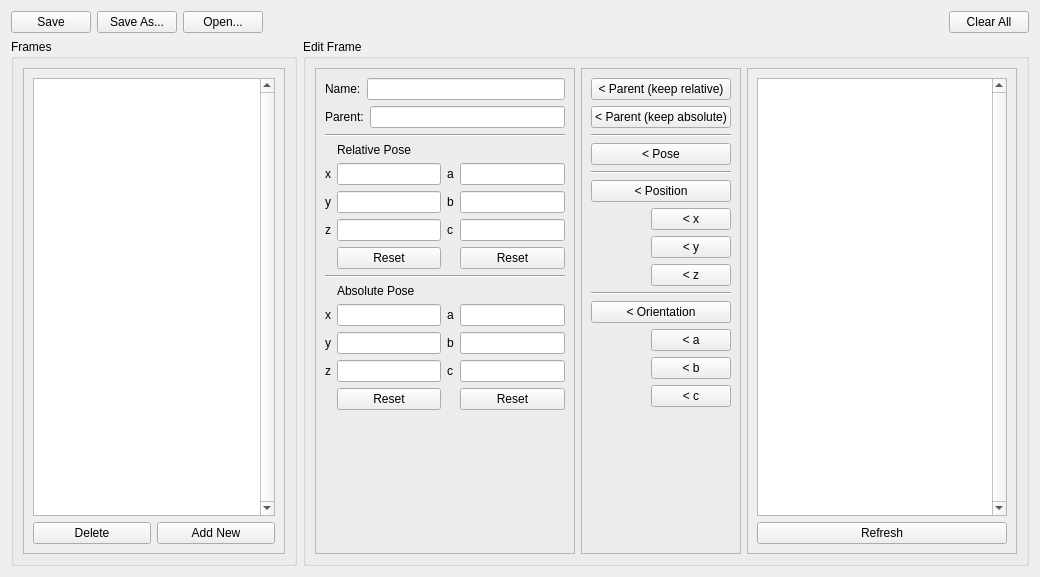
Above: frame_editor/src/frame_editor/FrameEditorGUI.ui from ipa320/rqt_frame_editor_plugin before the change. Below: the same form after it.
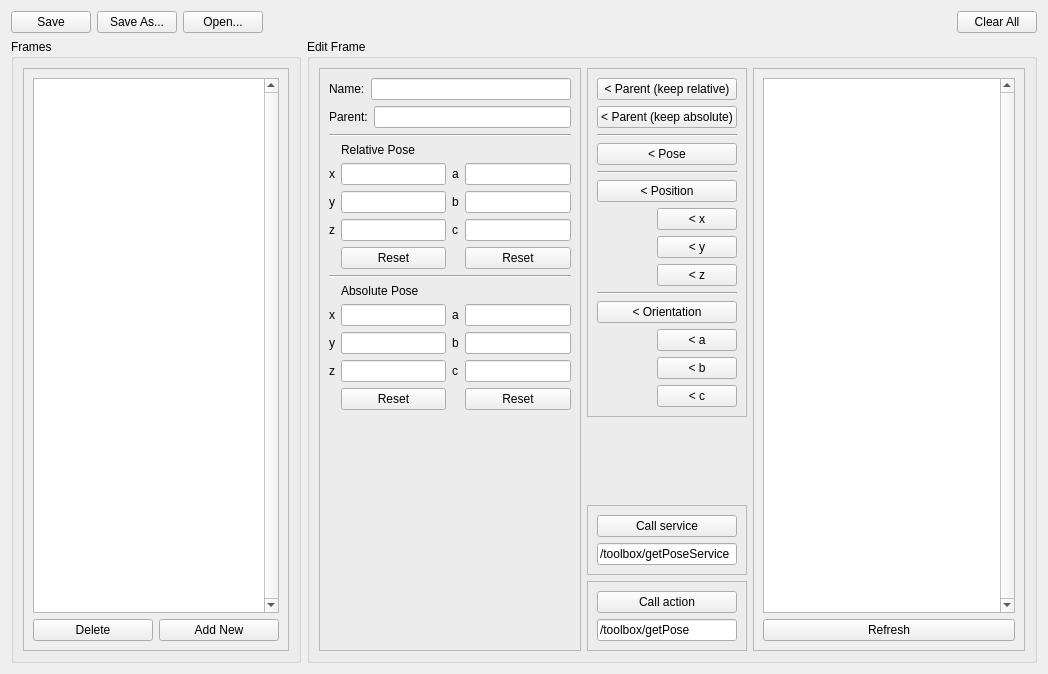
That is the form after the change. Icons and pictures are not drawn.

Commit message: toolbox package + frame editor: call service/action

```diff
--- a/frame_editor/src/frame_editor/FrameEditorGUI.ui
+++ b/frame_editor/src/frame_editor/FrameEditorGUI.ui
@@ -6,8 +6,8 @@
    <rect>
     <x>0</x>
     <y>0</y>
-    <width>1040</width>
-    <height>577</height>
+    <width>1048</width>
+    <height>674</height>
    </rect>
   </property>
   <property name="windowTitle">
@@ -98,7 +98,7 @@
              <x>0</x>
              <y>0</y>
              <width>211</width>
-             <height>468</height>
+             <height>565</height>
             </rect>
            </property>
            <layout class="QVBoxLayout" name="verticalLayout_5">
@@ -416,6 +416,8 @@
          </widget>
         </item>
         <item>
+         <layout class="QVBoxLayout" name="verticalLayout_9">
+          <item>
          <widget class="QFrame" name="frame_2">
           <property name="frameShape">
            <enum>QFrame::StyledPanel</enum>
@@ -564,8 +566,11 @@
              </item>
             </layout>
            </item>
+            </layout>
+           </widget>
+          </item>
            <item>
-            <spacer name="verticalSpacer">
+           <spacer name="verticalSpacer_3">
              <property name="orientation">
               <enum>Qt::Vertical</enum>
              </property>
@@ -577,8 +582,59 @@
              </property>
             </spacer>
            </item>
-          </layout>
-         </widget>
+          <item>
+           <widget class="QFrame" name="frame_3">
+            <property name="frameShape">
+             <enum>QFrame::StyledPanel</enum>
+            </property>
+            <property name="frameShadow">
+             <enum>QFrame::Raised</enum>
+            </property>
+            <layout class="QVBoxLayout" name="verticalLayout_10">
+             <item>
+              <widget class="QPushButton" name="btn_call_service">
+               <property name="text">
+                <string>Call service</string>
+               </property>
+              </widget>
+             </item>
+             <item>
+              <widget class="QLineEdit" name="txt_call_service">
+               <property name="text">
+                <string>/toolbox/getPoseService</string>
+               </property>
+              </widget>
+             </item>
+            </layout>
+           </widget>
+          </item>
+          <item>
+           <widget class="QFrame" name="frame_4">
+            <property name="frameShape">
+             <enum>QFrame::StyledPanel</enum>
+            </property>
+            <property name="frameShadow">
+             <enum>QFrame::Raised</enum>
+            </property>
+            <layout class="QVBoxLayout" name="verticalLayout_11">
+             <item>
+              <widget class="QPushButton" name="btn_call_action">
+               <property name="text">
+                <string>Call action</string>
+               </property>
+              </widget>
+             </item>
+             <item>
+              <widget class="QLineEdit" name="txt_call_action">
+               <property name="text">
+                <string>/toolbox/getPose</string>
+               </property>
+              </widget>
+             </item>
+            </layout>
+           </widget>
+          </item>
+         </layout>
         </item>
         <item>
          <widget class="QScrollArea" name="scrollArea_2">
@@ -590,8 +646,8 @@
             <rect>
              <x>0</x>
              <y>0</y>
-             <width>233</width>
-             <height>484</height>
+             <width>235</width>
+             <height>581</height>
             </rect>
            </property>
            <layout class="QVBoxLayout" name="verticalLayout_6">
```
Left out of the diff: 4 changed lines with no effect on the pictures. Lines whose indentation alone changed are shown as unchanged. The commit also changes 6 other files.
